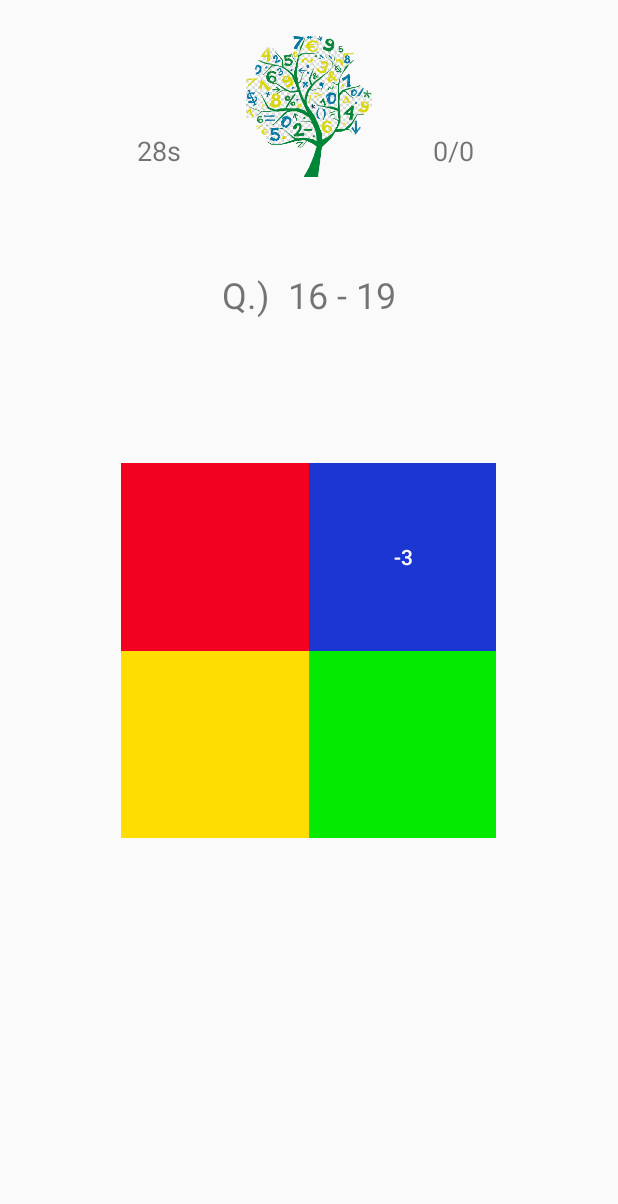
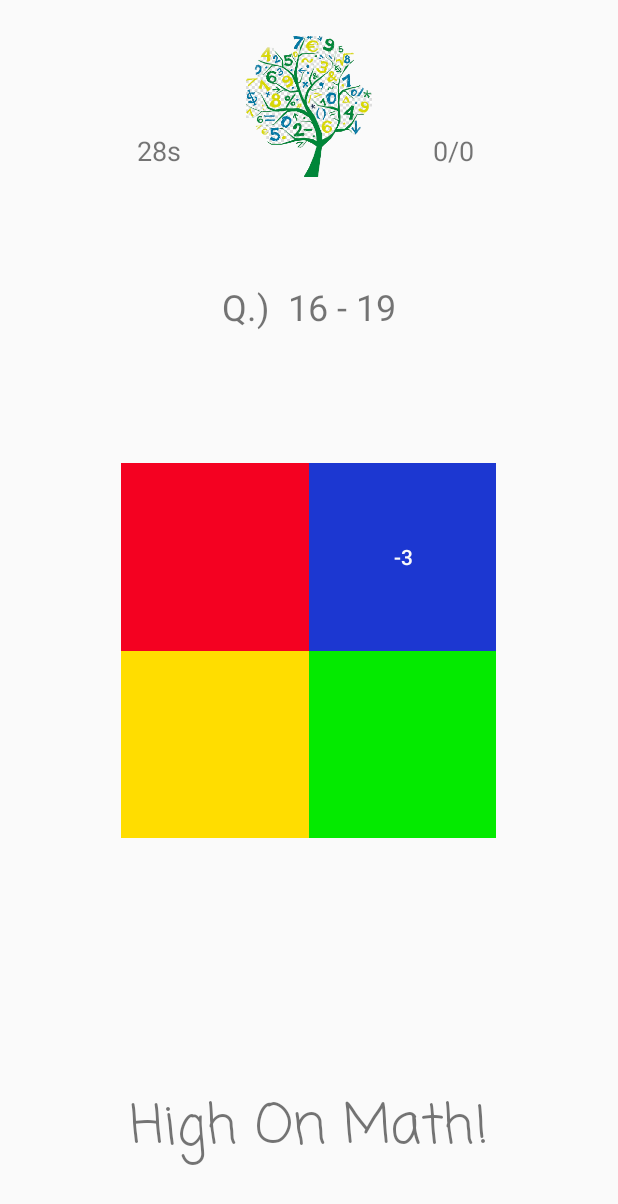
Before and after one commit to RishabParmar/High-on-Math, an Android app: the screen it shows after launch (MainActivity), after a tap on "START", on a phone screen of 412 x 824 dp. Shown: the top 1204 px of the screen. Run offline under Robolectric (Android 15) with nearby library versions, the phone set to English and light mode, and no system bars; 1 statement that could not run was skipped.

Commit message:
Added animations and updated the UI

```diff
--- a/app/src/main/java/com/example/parma/highonmath/MainActivity.java
+++ b/app/src/main/java/com/example/parma/highonmath/MainActivity.java
@@ -11,6 +11,8 @@ import android.widget.Button;
 import android.widget.GridLayout;
 import android.widget.ImageView;
 import android.widget.TextView;
+
+import org.w3c.dom.Text;
 
 import java.util.Random;
 
@@ -79,6 +81,9 @@ public class MainActivity extends AppCompatActivity {
         else if(operator.equals("-")) { expressionAnswer = num1 - num2; }
         String expressionText = "Q.)  " + String.valueOf(num1) + " " + operator + " " + String.valueOf(num2);
         expression.setText(expressionText);
+        expression.setScaleX(0f);
+        expression.setScaleY(0f);
+        expression.animate().scaleX(1f).scaleY(1f).setDuration(300).start();
 
         // Creating random answers to be bound to the random options
         String randomAnswers[] = new String[5];
@@ -153,10 +158,17 @@ public class MainActivity extends AppCompatActivity {
 
         // Making the test UI visible
         timer.setVisibility(View.VISIBLE);
+        timer.setY(-900f);
+        timer.animate().translationY(0f).setDuration(500).start();
         scoreCard.setVisibility(View.VISIBLE);
         scoreCard.setText("0/0");
+        scoreCard.setY(-900f);
+        scoreCard.animate().translationY(0f).setDuration(500).start();
         expression.setVisibility(View.VISIBLE);
         optionsGrid.setVisibility(View.VISIBLE);
+        optionsGrid.setScaleX(0f);
+        optionsGrid.setScaleY(0f);
+        optionsGrid.animate().scaleX(1f).scaleY(1f).setDuration(500).start();
         startTestTimer();
 
         // Start the test by providing the question and the options
@@ -176,6 +188,11 @@ public class MainActivity extends AppCompatActivity {
             // in an array of option buttons
             options[i] = findViewById(getResources().getIdentifier("option"+String.valueOf(i), "id", getPackageName()));
         }
+
+        // Animating the app title
+        TextView appTitle = findViewById(R.id.appTitle);
+        appTitle.setY(500f);
+        appTitle.animate().translationY(0f).setDuration(500).start();
     }
 
     @Override
--- a/app/src/main/res/layout/activity_main.xml
+++ b/app/src/main/res/layout/activity_main.xml
@@ -14,6 +14,7 @@
         android:layout_marginEnd="148dp"
         android:layout_marginStart="148dp"
         android:layout_marginTop="259dp"
+        android:fontFamily="@font/coming_soon"
         android:onClick="commenceTest"
         android:text="Start"
         app:layout_constraintBottom_toBottomOf="parent"
@@ -53,7 +54,7 @@
         android:layout_height="wrap_content"
         android:layout_marginEnd="206dp"
         android:layout_marginStart="205dp"
-        android:layout_marginTop="180dp"
+        android:layout_marginTop="188dp"
         android:textSize="24sp"
         android:visibility="invisible"
         app:layout_constraintEnd_toEndOf="parent"
@@ -118,6 +119,7 @@
         android:layout_marginBottom="173dp"
         android:layout_marginEnd="150dp"
         android:layout_marginStart="151dp"
+        android:fontFamily="@font/coming_soon"
         android:onClick="testAgain"
         android:text="Test Again?"
         android:visibility="gone"
@@ -148,4 +150,18 @@
         app:layout_constraintTop_toTopOf="parent"
         app:srcCompat="@mipmap/finalicon" />
 
+    <TextView
+        android:id="@+id/appTitle"
+        android:layout_width="wrap_content"
+        android:layout_height="wrap_content"
+        android:layout_marginBottom="44dp"
+        android:layout_marginEnd="87dp"
+        android:layout_marginStart="87dp"
+        android:fontFamily="@font/coming_soon"
+        android:text="High On Math!"
+        android:textSize="36sp"
+        app:layout_constraintBottom_toBottomOf="parent"
+        app:layout_constraintEnd_toEndOf="parent"
+        app:layout_constraintStart_toStartOf="parent" />
+
 </android.support.constraint.ConstraintLayout>
```
Also changed, not shown: app/src/main/res/font/coming_soon.ttf (added).
